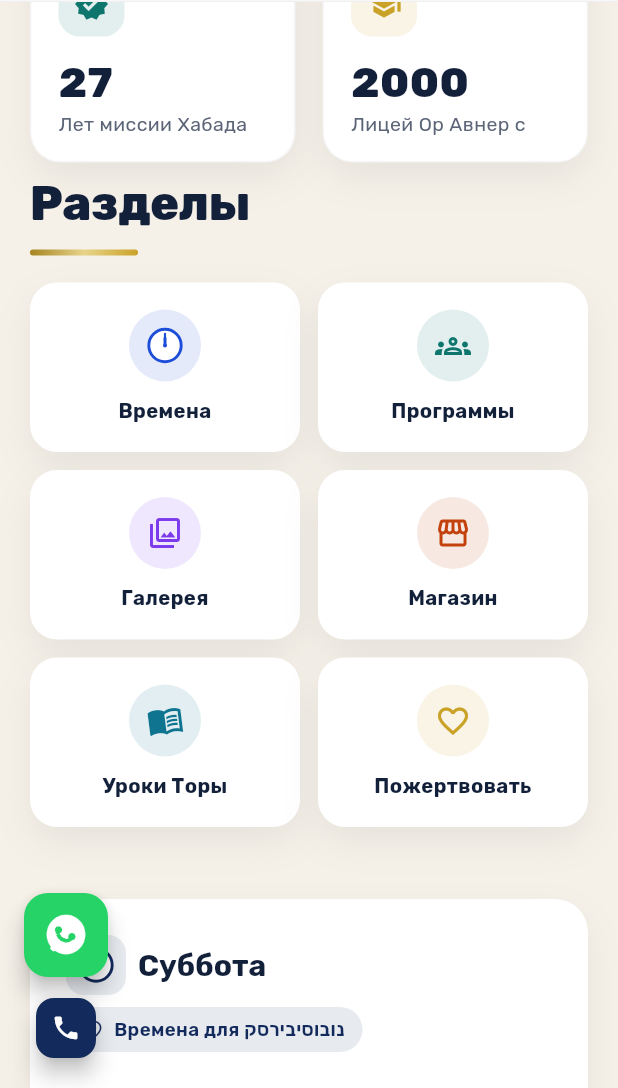
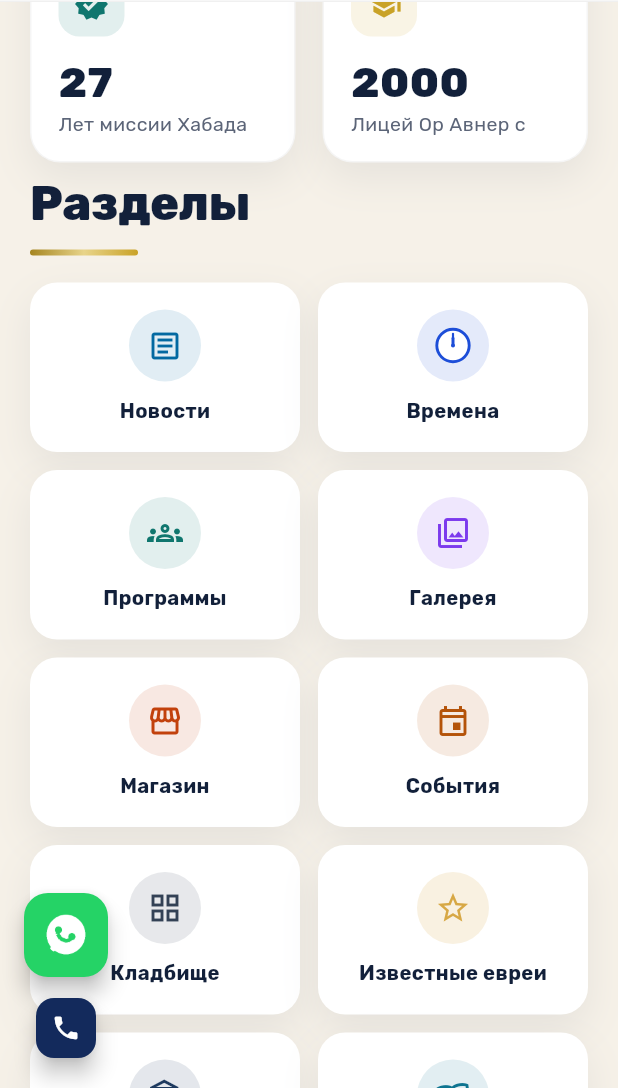
Before and after one commit to shneurGreenberg/chabad-site, a Flutter app: the screen it shows after launch, scrolled down 1152 dp, on a phone screen of 412 x 824 dp, the part 148-1236 px from its top. Run offline on Flutter 3.47's test engine with Material 3 defaults, Android fonts, the phone set to English and light mode, and no system bars; drawn by our look-alikes of flutter_animate; our stand-ins replace cloud_firestore, firebase_auth, firebase_core, flutter_html, go_router, google_fonts and 2 more; missing offline and left inert: dart:js_interop; accounts and stored records are empty; network calls fail.

Commit message:
Show every menu page on the home tiles and drop the large times block.
The Shabbat strip is gone from the homepage; zmanim stays a tile and its own page. Cemetery, tourist help, and a Kaddish project tile now sit in the explore section.

Co-authored-by: shneurGreenberg <shneurGreenberg@users.noreply.github.com>

```diff
--- a/lib/l10n/strings.dart
+++ b/lib/l10n/strings.dart
@@ -160,6 +160,19 @@ const Map<String, Map<String, String>> _strings = {
     'he': 'מה מחפשים?',
     'en': 'Explore',
     'ru': 'Разделы'
+  },
+  'home.kaddish.title': {
+    'he': 'פרויקט הקדיש',
+    'en': 'Kaddish project',
+    'ru': 'Проект «Кадиш»'
+  },
+  'home.kaddish.body': {
+    'he':
+        'בבית הכנסת יש מסך שבו מזכירים וזוכרים את הנפטרים היהודים של הקהילה ושל העיר.',
+    'en':
+        'The synagogue has a screen where they mention and remember the Jewish deceased of the community and of the city.',
+    'ru':
+        'В синагоге есть экран, на котором поминают и вспоминают усопших евреев общины и города.'
   },
   'home.reach.title': {
     'he': 'יהודי נובוסיבירסק בעולם?',
--- a/lib/pages/client/home_page.dart
+++ b/lib/pages/client/home_page.dart
@@ -76,7 +76,6 @@ class HomePage extends StatelessWidget {
             ],
           ),
         ),
-        Section(child: _ZmanimStrip(repo: repo)),
         if (repo.publicPrograms.isNotEmpty)
           Section(
             child: Column(
@@ -470,19 +469,59 @@ class _HomeNewsTickerState extends State<HomeNewsTicker> {
   }
 }
 
+class _ExploreTile {
+  const _ExploreTile({
+    required this.icon,
+    required this.label,
+    required this.route,
+    required this.color,
+    this.body,
+    this.tileKey,
+  });
+
+  final IconData icon;
+  final String label;
+  final String route;
+  final Color color;
+  final String? body;
+  final Key? tileKey;
+}
+
+/// One cube per main-menu page, plus donate and the kaddish screen.
 class _QuickLinks extends StatelessWidget {
   const _QuickLinks();
 
   @override
   Widget build(BuildContext context) {
     final loc = context.locWatch;
-    final items = [
-      (Icons.schedule, loc.t('nav.zmanim'), '/zmanim', const Color(0xFF1D4ED8)),
-      (Icons.groups_outlined, loc.t('nav.programs'), '/programs', const Color(0xFF0F766E)),
-      (Icons.photo_library_outlined, loc.t('nav.gallery'), '/gallery', const Color(0xFF7C3AED)),
-      (Icons.storefront_outlined, loc.t('nav.store'), '/store', const Color(0xFFC2410C)),
-      (Icons.menu_book_outlined, loc.t('nav.library'), '/library', const Color(0xFF0E7490)),
-      (Icons.favorite_outline, loc.t('nav.donate'), '/donate', AppColors.accent),
+    final items = <_ExploreTile>[
+      for (final nav in [...primaryNav, ...moreNav])
+        if (nav.route != '/')
+          _ExploreTile(
+            icon: nav.icon,
+            label: loc.t(nav.labelKey),
+            route: nav.route,
+            color: _exploreColor(nav.route),
+            tileKey: switch (nav.route) {
+              '/cemetery' => const ValueKey('home-cemetery-tile'),
+              '/tourist' => const ValueKey('home-tourist-tile'),
+              _ => null,
+            },
+          ),
+      _ExploreTile(
+        icon: Icons.favorite_outline,
+        label: loc.t('nav.donate'),
+        route: '/donate',
+        color: AppColors.accent,
+      ),
+      _ExploreTile(
+        icon: Icons.tv_outlined,
+        label: loc.t('home.kaddish.title'),
+        route: '/cemetery',
+        color: const Color(0xFF312E81),
+        body: loc.t('home.kaddish.body'),
+        tileKey: const ValueKey('home-kaddish-tile'),
+      ),
     ];
     return ResponsiveGrid(
       columns: () {
@@ -494,10 +533,23 @@ class _QuickLinks extends StatelessWidget {
       spacing: 12,
       runSpacing: 12,
       children: [
-        for (final item in items)
-          HoverLift(
+        for (final item in items) _ExploreTileCard(item: item),
+      ],
+    );
+  }
+}
+
+class _ExploreTileCard extends StatelessWidget {
+  const _ExploreTileCard({required this.item});
+  final _ExploreTile item;
+
+  @override
+  Widget build(BuildContext context) {
+    final body = item.body;
+    return HoverLift(
       child: InkWell(
-            onTap: () => context.go(item.$3),
+        key: item.tileKey,
+        onTap: () => context.go(item.route),
         borderRadius: BorderRadius.circular(18),
         mouseCursor: SystemMouseCursors.click,
         child: Container(
@@ -512,134 +564,55 @@ class _QuickLinks extends StatelessWidget {
               Container(
                 padding: const EdgeInsets.all(12),
                 decoration: BoxDecoration(
-                      color: item.$4.withValues(alpha: 0.12),
+                  color: item.color.withValues(alpha: 0.12),
                   shape: BoxShape.circle,
                 ),
-                    child: PlayfulIcon(item.$1, color: item.$4),
+                child: PlayfulIcon(item.icon, color: item.color),
               ),
               const SizedBox(height: 10),
-                  Text(item.$2,
+              Text(item.label,
                   textAlign: TextAlign.center,
-                      maxLines: 2,
+                  maxLines: 3,
                   overflow: TextOverflow.ellipsis,
                   style: const TextStyle(
                       fontWeight: FontWeight.w700, fontSize: 13.5)),
+              if (body != null && body.isNotEmpty) ...[
+                const SizedBox(height: 6),
+                Text(
+                  body,
+                  textAlign: TextAlign.center,
+                  style: TextStyle(
+                    color: AppColors.muted,
+                    fontSize: 12.5,
+                    height: 1.35,
+                    fontWeight: FontWeight.w600,
+                  ),
+                ),
+              ],
             ],
           ),
         ),
       ),
-          ),
-      ],
     );
   }
 }
 
-class _ZmanimStrip extends StatelessWidget {
-  const _ZmanimStrip({required this.repo});
-  final AppRepository repo;
-  @override
-  Widget build(BuildContext context) {
-    final loc = context.locWatch;
-    final parasha = switch (loc.lang) {
-      'he' => repo.shabbat['parasha_he'] ?? '',
-      'ru' => repo.shabbat['parasha_ru'] ?? '',
-      _ => repo.shabbat['parasha_en'] ?? '',
-    }.trim();
-    final havdala = (repo.shabbat['havdala'] ?? '').trim();
-    return Container(
-      padding: const EdgeInsets.all(24),
-      decoration: BoxDecoration(
-        color: AppColors.card,
-        borderRadius: BorderRadius.circular(22),
-        boxShadow: AppColors.cardShadow,
-      ),
-      child: Column(
-        crossAxisAlignment: CrossAxisAlignment.start,
-        children: [
-          Wrap(
-            spacing: 8,
-            runSpacing: 8,
-            crossAxisAlignment: WrapCrossAlignment.center,
-            children: [
-              Container(
-                padding: const EdgeInsets.all(8),
-                decoration: BoxDecoration(
-                  color: AppColors.primary.withValues(alpha: 0.1),
-                  borderRadius: BorderRadius.circular(12),
-                ),
-                child: PlayfulIcon(Icons.schedule, color: AppColors.primary),
-              ),
-              Text(loc.t('zmanim.shabbat'),
-                  style: Theme.of(context)
-                      .textTheme
-                      .titleLarge
-                      ?.copyWith(fontSize: 20)),
-              if (parasha.isNotEmpty)
-                Text(parasha,
-                    style: TextStyle(
-                        color: AppColors.muted,
-                        fontWeight: FontWeight.w700,
-                        fontSize: 14)),
-              Pill(
-                '${loc.t('zmanim.forCity')} ${displayCityName(repo.location.cityName, loc.lang)}',
-                icon: Icons.place_outlined,
-              ),
-              TextButton.icon(
-                onPressed: () => context.go('/zmanim'),
-                icon: const PlayfulIcon(Icons.arrow_forward, size: 16),
-                label: Text(loc.t('common.viewAll')),
-              ).hoverLift(),
-            ],
-          ),
-          const SizedBox(height: 16),
-          Wrap(
-            spacing: 12,
-            runSpacing: 12,
-            children: [
-              for (final z in repo.zmanim.take(5))
-                _zmanChip(trLoc(z.name, loc.lang), z.time, AppColors.primary,
-                    icon: zmanIconOf(z.kind), kind: playfulKindForZman(z.kind)),
-              _zmanChip(loc.t('zmanim.candle'), repo.shabbat['candle']!,
-                  AppColors.accent,
-                  icon: Icons.local_fire_department, kind: PlayfulKind.flame),
-              if (havdala.isNotEmpty && havdala != '--:--')
-                _zmanChip(loc.t('zmanim.havdala'), havdala, AppColors.primary,
-                    icon: Icons.nightlight_round, kind: PlayfulKind.flame),
-            ],
-          ),
-        ],
-      ),
-    );
-  }
-
-  Widget _zmanChip(String name, String time, Color color,
-      {IconData? icon, PlayfulKind? kind}) {
-    return Container(
-      padding: const EdgeInsets.symmetric(horizontal: 16, vertical: 12),
-      decoration: BoxDecoration(
-        color: AppColors.surface,
-        borderRadius: BorderRadius.circular(14),
-        border: Border.all(color: AppColors.primary.withValues(alpha: 0.16)),
-      ),
-      child: Row(mainAxisSize: MainAxisSize.min, children: [
-        if (icon != null) ...[
-          PlayfulIcon(icon, size: 16, color: AppColors.primary, kind: kind),
-          const SizedBox(width: 6),
-        ],
-        Text(name,
-            style: TextStyle(
-                color: AppColors.ink.withValues(alpha: 0.72),
-                fontSize: 13,
-                fontWeight: FontWeight.w600)),
-        const SizedBox(width: 10),
-        Text(time,
-            style: const TextStyle(
-                color: Color(0xFF0B1C3A),
-                fontWeight: FontWeight.w900,
-                fontSize: 17)),
-      ]),
-    );
-  }
+Color _exploreColor(String route) {
+  return switch (route) {
+    '/news' => const Color(0xFF0369A1),
+    '/zmanim' => const Color(0xFF1D4ED8),
+    '/programs' => const Color(0xFF0F766E),
+    '/gallery' => const Color(0xFF7C3AED),
+    '/store' => const Color(0xFFC2410C),
+    '/events' => const Color(0xFFB45309),
+    '/cemetery' => const Color(0xFF334155),
+    '/famous' => const Color(0xFFCA8A04),
+    '/history' => const Color(0xFF1E3A5F),
+    '/library' => const Color(0xFF0E7490),
+    '/tourist' => const Color(0xFF047857),
+    '/about' => const Color(0xFF475569),
+    _ => AppColors.primary,
+  };
 }
 
 class _ReconnectBand extends StatelessWidget {
```
Also changed, not shown: 1 other file. Lines whose indentation alone changed are shown as unchanged.
